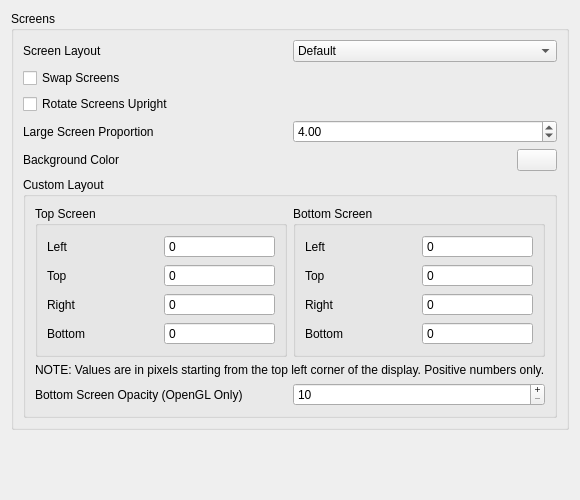
Above: src/citra_qt/configuration/configure_layout.ui from yeager/Borked3DS before the change. Below: the same form after it.
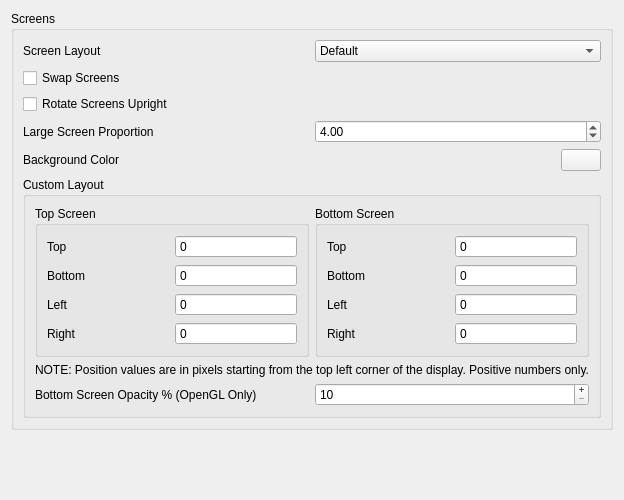
That is the form after the change.

```diff
--- a/src/citra_qt/configuration/configure_layout.ui
+++ b/src/citra_qt/configuration/configure_layout.ui
@@ -192,14 +192,14 @@
               <string>Top Screen</string>
              </property>
              <layout class="QGridLayout" name="gridLayout_2">
-              <item row="0" column="0">
+              <item row="2" column="0">
                <widget class="QLabel" name="lb_top_left">
                 <property name="text">
                  <string>Left</string>
                 </property>
                </widget>
               </item>
-              <item row="0" column="1">
+              <item row="2" column="1">
                <widget class="QSpinBox" name="custom_top_left">
                 <property name="buttonSymbols">
                  <enum>QAbstractSpinBox::NoButtons</enum>
@@ -209,14 +209,14 @@
                 </property>
                </widget>
               </item>
-              <item row="1" column="0">
+              <item row="0" column="0">
                <widget class="QLabel" name="lb_top_top">
                 <property name="text">
                  <string>Top</string>
                 </property>
                </widget>
               </item>
-              <item row="1" column="1">
+              <item row="0" column="1">
                <widget class="QSpinBox" name="custom_top_top">
                 <property name="buttonSymbols">
                  <enum>QAbstractSpinBox::NoButtons</enum>
@@ -226,14 +226,14 @@
                 </property>
                </widget>
               </item>
-              <item row="2" column="0">
+              <item row="3" column="0">
                <widget class="QLabel" name="lb_top_right">
                 <property name="text">
                  <string>Right</string>
                 </property>
                </widget>
               </item>
-              <item row="2" column="1">
+              <item row="3" column="1">
                <widget class="QSpinBox" name="custom_top_right">
                 <property name="buttonSymbols">
                  <enum>QAbstractSpinBox::NoButtons</enum>
@@ -243,14 +243,14 @@
                 </property>
                </widget>
               </item>
-              <item row="3" column="0">
+              <item row="1" column="0">
                <widget class="QLabel" name="lb_top_bottom">
                 <property name="text">
                  <string>Bottom</string>
                 </property>
                </widget>
               </item>
-              <item row="3" column="1">
+              <item row="1" column="1">
                <widget class="QSpinBox" name="custom_top_bottom">
                 <property name="buttonSymbols">
                  <enum>QAbstractSpinBox::NoButtons</enum>
@@ -275,14 +275,14 @@
               <string>Bottom Screen</string>
              </property>
              <layout class="QGridLayout" name="gridLayout">
-              <item row="0" column="0">
+              <item row="2" column="0">
                <widget class="QLabel" name="lb_bottom_left">
                 <property name="text">
                  <string>Left</string>
                 </property>
                </widget>
               </item>
-              <item row="0" column="1">
+              <item row="2" column="1">
                <widget class="QSpinBox" name="custom_bottom_left">
                 <property name="buttonSymbols">
                  <enum>QAbstractSpinBox::NoButtons</enum>
@@ -292,14 +292,14 @@
                 </property>
                </widget>
               </item>
-              <item row="1" column="0">
+              <item row="0" column="0">
                <widget class="QLabel" name="lb_bottom_top">
                 <property name="text">
                  <string>Top</string>
                 </property>
                </widget>
               </item>
-              <item row="1" column="1">
+              <item row="0" column="1">
                <widget class="QSpinBox" name="custom_bottom_top">
                 <property name="buttonSymbols">
                  <enum>QAbstractSpinBox::NoButtons</enum>
@@ -309,14 +309,14 @@
                 </property>
                </widget>
               </item>
-              <item row="2" column="0">
+              <item row="3" column="0">
                <widget class="QLabel" name="lb_bottom_right">
                 <property name="text">
                  <string>Right</string>
                 </property>
                </widget>
               </item>
-              <item row="2" column="1">
+              <item row="3" column="1">
                <widget class="QSpinBox" name="custom_bottom_right">
                 <property name="buttonSymbols">
                  <enum>QAbstractSpinBox::NoButtons</enum>
@@ -326,14 +326,14 @@
                 </property>
                </widget>
               </item>
-              <item row="3" column="0">
+              <item row="1" column="0">
                <widget class="QLabel" name="lb_bottom_bottom">
                 <property name="text">
                  <string>Bottom</string>
                 </property>
                </widget>
               </item>
-              <item row="3" column="1">
+              <item row="1" column="1">
                <widget class="QSpinBox" name="custom_bottom_bottom">
                 <property name="buttonSymbols">
                  <enum>QAbstractSpinBox::NoButtons</enum>
@@ -353,7 +353,7 @@
            <item>
             <widget class="QLabel" name="label_2">
              <property name="text">
-              <string>&lt;html&gt;&lt;head/&gt;&lt;body&gt;&lt;p&gt;NOTE: Values are in pixels starting from the top left corner of the display. Positive numbers only.&lt;/p&gt;&lt;/body&gt;&lt;/html&gt;</string>
+              <string>&lt;html&gt;&lt;head/&gt;&lt;body&gt;&lt;p&gt;NOTE: Position values are in pixels starting from the top left corner of the display. Positive numbers only.&lt;/p&gt;&lt;/body&gt;&lt;/html&gt;</string>
              </property>
             </widget>
            </item>
@@ -364,7 +364,7 @@
            <item>
             <widget class="QLabel" name="lb_opacity_second_layer">
              <property name="text">
-              <string>Bottom Screen Opacity (OpenGL Only)</string>
+              <string>Bottom Screen Opacity % (OpenGL Only)</string>
              </property>
             </widget>
            </item>
```
